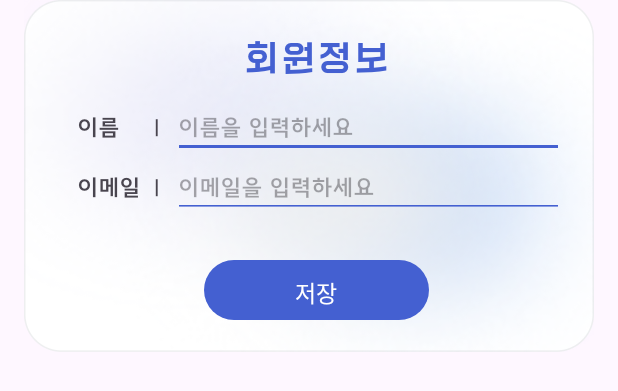
After one commit to esperanza-Q/IFME, an Android app: the layout dialog_profile_edit.xml on its own in the app's theme, with its tools: preview values and no code run, on a phone screen of 412 x 824 dp. The commit adds this screen. Shown: the top 391 px of the screen. Run offline under Robolectric (Android 15) with nearby library versions, the phone set to English and light mode, and no system bars.

Commit message:
feat : storeProfile

```diff
--- /dev/null
+++ b/app/src/main/res/layout/dialog_profile_edit.xml
@@ -0,0 +1,127 @@
+<?xml version="1.0" encoding="utf-8"?>
+<FrameLayout xmlns:android="http://schemas.android.com/apk/res/android"
+    xmlns:app="http://schemas.android.com/apk/res-auto"
+    android:layout_width="match_parent"
+    android:layout_height="wrap_content"
+    android:paddingHorizontal="16dp">
+
+    <androidx.constraintlayout.widget.ConstraintLayout
+        android:layout_width="match_parent"
+        android:layout_height="wrap_content">
+
+        <FrameLayout
+            android:id="@+id/dialogProfileCard"
+            android:layout_width="0dp"
+            android:layout_height="0dp"
+            android:background="@drawable/bg_mypage_profile_box"
+            android:paddingStart="30dp"
+            android:paddingEnd="20dp"
+            android:paddingTop="25dp"
+            android:paddingBottom="11dp"
+            app:layout_constraintDimensionRatio="379:234"
+            app:layout_constraintStart_toStartOf="parent"
+            app:layout_constraintEnd_toEndOf="parent"
+            app:layout_constraintTop_toTopOf="parent">
+
+            <TextView
+                android:layout_width="wrap_content"
+                android:layout_height="wrap_content"
+                android:layout_gravity="top|center"
+                android:text="회원정보"
+                android:fontFamily="@font/wavvepado_regular"
+                android:textSize="24sp"
+                android:letterSpacing="0.1"
+                android:textColor="@color/purple1" />
+
+            <TableLayout
+                android:layout_width="match_parent"
+                android:layout_height="wrap_content"
+                android:layout_gravity="top|start"
+                android:layout_marginTop="40dp"
+                android:layout_marginStart="6dp"
+                android:stretchColumns="2">
+
+                <TableRow android:gravity="center_vertical">
+
+                    <TextView
+                        android:layout_width="wrap_content"
+                        android:layout_height="wrap_content"
+                        android:text="이름"
+                        android:fontFamily="@font/suite_bold"
+                        android:textSize="15sp"
+                        android:letterSpacing="0.05" />
+
+                    <TextView
+                        android:layout_width="wrap_content"
+                        android:layout_height="wrap_content"
+                        android:paddingHorizontal="8dp"
+                        android:text="|"
+                        android:fontFamily="@font/suite_bold"
+                        android:textSize="15sp" />
+
+                    <EditText
+                        android:id="@+id/dialogEditName"
+                        android:layout_width="wrap_content"
+                        android:layout_height="wrap_content"
+                        android:hint="이름을 입력하세요"
+                        android:inputType="textPersonName"
+                        android:maxLines="1"
+                        android:fontFamily="@font/suite_bold"
+                        android:textSize="15sp"
+                        android:letterSpacing="0.05"
+                        android:backgroundTint="@color/purple1" />
+
+                </TableRow>
+
+                <TableRow android:gravity="center_vertical">
+
+                    <TextView
+                        android:layout_width="wrap_content"
+                        android:layout_height="wrap_content"
+                        android:text="이메일"
+                        android:fontFamily="@font/suite_bold"
+                        android:textSize="15sp"
+                        android:letterSpacing="0.05" />
+
+                    <TextView
+                        android:layout_width="wrap_content"
+                        android:layout_height="wrap_content"
+                        android:paddingHorizontal="8dp"
+                        android:text="|"
+                        android:fontFamily="@font/suite_bold"
+                        android:textSize="15sp" />
+
+                    <EditText
+                        android:id="@+id/dialogEditEmail"
+                        android:layout_width="wrap_content"
+                        android:layout_height="wrap_content"
+                        android:hint="이메일을 입력하세요"
+                        android:inputType="textEmailAddress"
+                        android:maxLines="1"
+                        android:fontFamily="@font/suite_bold"
+                        android:textSize="15sp"
+                        android:letterSpacing="0.05"
+                        android:backgroundTint="@color/purple1" />
+
+                </TableRow>
+
+            </TableLayout>
+
+            <Button
+                android:id="@+id/dialogBtnSave"
+                android:layout_width="150dp"
+                android:layout_height="40dp"
+                android:layout_marginBottom="10dp"
+                android:layout_gravity="bottom|center"
+                android:background="@drawable/bg_mypage_button_round"
+                app:backgroundTint="@null"
+                android:text="저장"
+                android:textColor="@color/white"
+                android:fontFamily="@font/pretendard_bold"
+                android:textSize="15sp" />
+
+        </FrameLayout>
+
+    </androidx.constraintlayout.widget.ConstraintLayout>
+
+</FrameLayout>
```
Also changed, not shown: app/src/main/java/com/example/ifme/MypageActivity.java (+61 -0 lines), app/src/main/java/com/example/ifme/ProfileStorage.java (added, +45 -0 lines).
